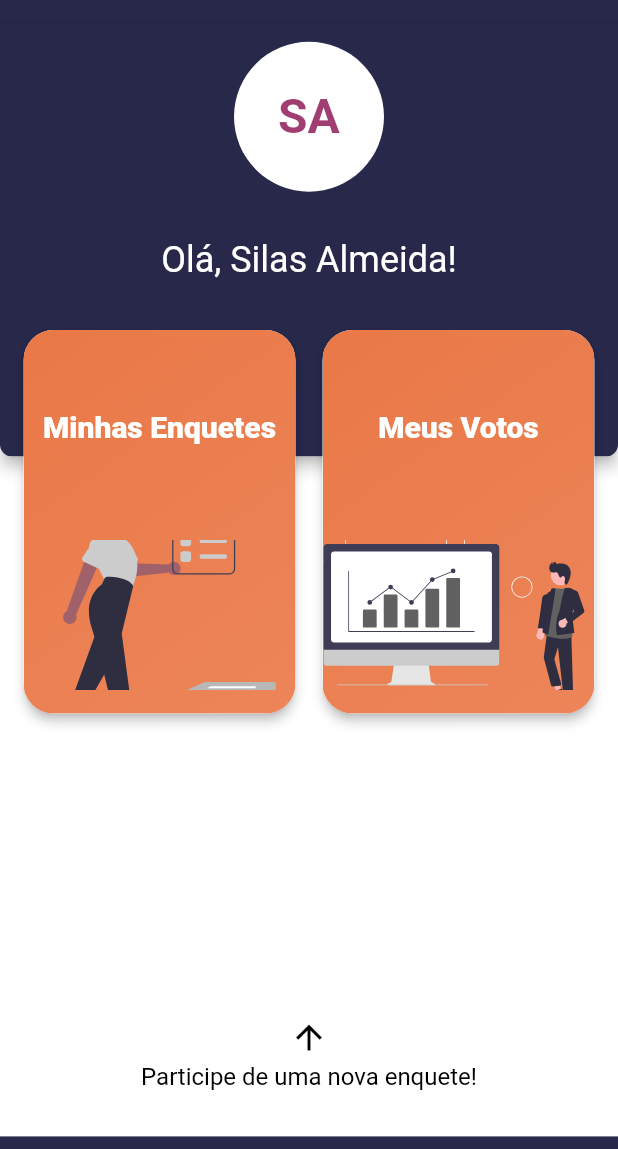
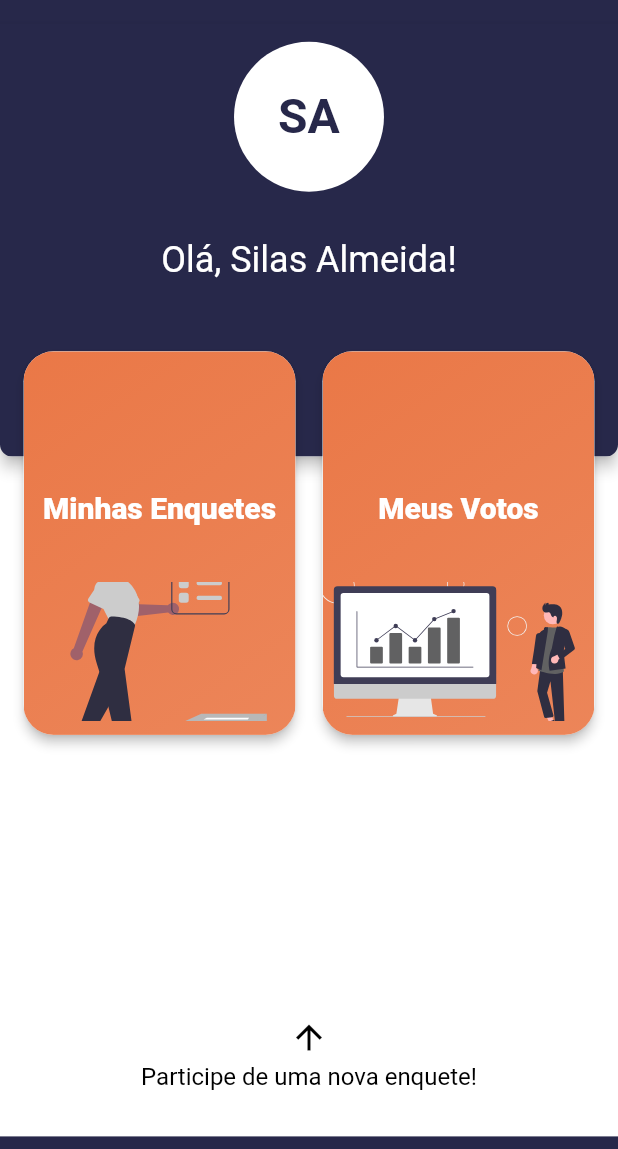
Before and after one commit to silas-almeida/Pondera, a Flutter app: the screen it shows after launch, after a tap on "Login", on a phone screen of 412 x 824 dp, the part 60-1209 px from its top. Run offline on Flutter 3.47's test engine with Material 2 defaults, Android fonts, the phone set to English and light mode, and no system bars; our stand-ins replace flutter_svg.

Commit message:
ajustes na responsividade da HomeScreen

```diff
--- a/lib/screens/home-screen/components/todo-card.dart
+++ b/lib/screens/home-screen/components/todo-card.dart
@@ -10,6 +10,8 @@ class ToDoCard extends StatelessWidget {
   @override
   Widget build(BuildContext context) {
     final size = MediaQuery.of(context).size;
+    final imageHeight = (size.height * 0.34) * 0.33;
+    final imageWidth = imageHeight * 2;
     return Card(
       elevation: 3.0,
       shape: RoundedRectangleBorder(borderRadius: BorderRadius.circular(20)),
@@ -33,12 +35,12 @@ class ToDoCard extends StatelessWidget {
             ),
           ),
           Positioned(
-            top: 140,
+            top: (size.height * 0.34) * 0.55,
             child: SizedBox(
               child: SvgPicture.asset(
                 imagePath,
-                width: 200,
-                height: 100,
+                width: imageWidth,
+                height: imageHeight,
                 semanticsLabel: 'Resultados',
                 alignment: Alignment.center,
                 fit: BoxFit.cover,
@@ -46,7 +48,7 @@ class ToDoCard extends StatelessWidget {
             ),
           ),
           Positioned(
-            bottom: 180,
+            bottom: (size.height * 0.34) * 0.50,
             child: Text(
               text,
               style: TextStyle(
--- a/lib/screens/home-screen/home-screen.dart
+++ b/lib/screens/home-screen/home-screen.dart
@@ -64,6 +64,7 @@ class HomeScreen extends StatelessWidget {
                                     child: Text(
                                       'SA',
                                       style: TextStyle(
+                                          color: CustomColors.customBlueGrey,
                                           fontWeight: FontWeight.bold,
                                           fontSize: 32),
                                     ),
@@ -81,7 +82,6 @@ class HomeScreen extends StatelessWidget {
                                       decoration: TextDecoration.none),
                                 ),
                               ),
-                              SizedBox(),
                             ],
                           ),
                         ),
@@ -89,7 +89,7 @@ class HomeScreen extends StatelessWidget {
                     ),
                   ),
                   Positioned(
-                    top: 200,
+                    top: size.height * 0.26,
                     child: Column(
                       children: [
                         Container(
```
